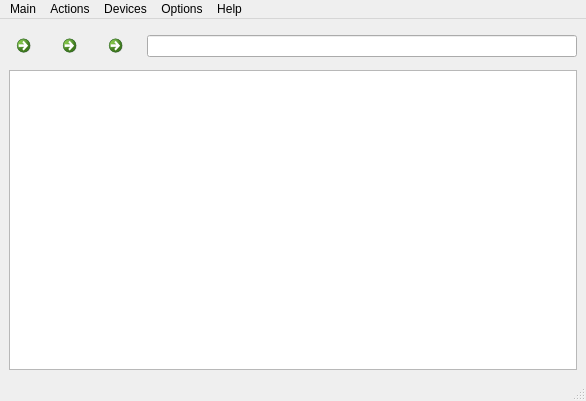
This is src/qfile/qfile.ui in fluxer/bfp as Qt 5 draws it before an edit. The edited form follows.
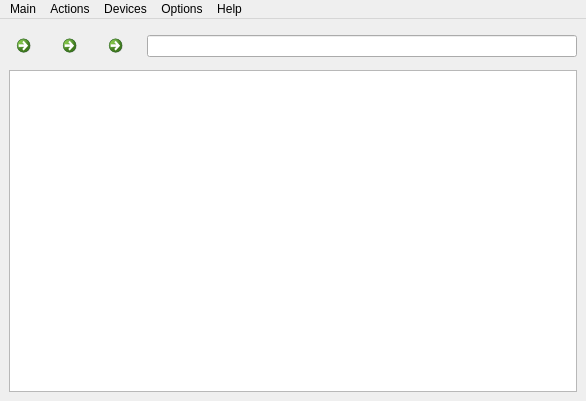
This is the edited form. Icons and pictures are not drawn.

Commit message: removed statusbars of qfile/qedit

What changed in the file:
```diff
--- a/src/qfile/qfile.ui
+++ b/src/qfile/qfile.ui
@@ -235,7 +235,6 @@
    <addaction name="menuOptions"/>
    <addaction name="menuHelp"/>
   </widget>
-  <widget class="QStatusBar" name="statusbar"/>
   <action name="actionQuit">
    <property name="icon">
     <iconset resource="../qresources/libqresources.qrc">
```
The commit also changes 4 other files.
